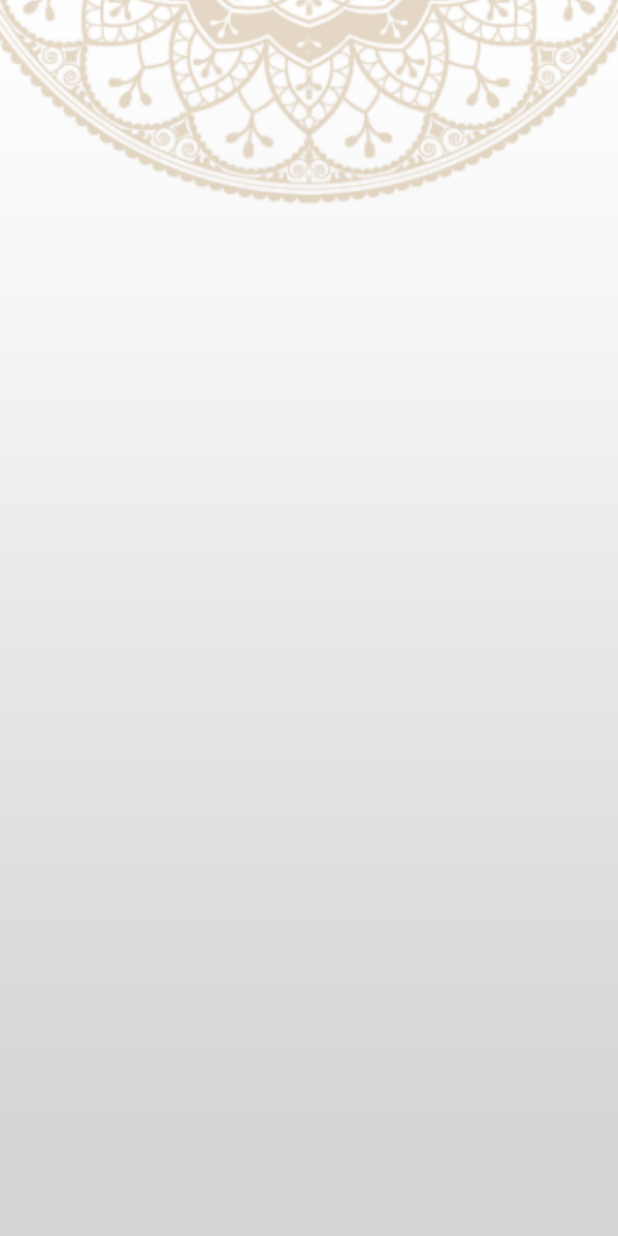
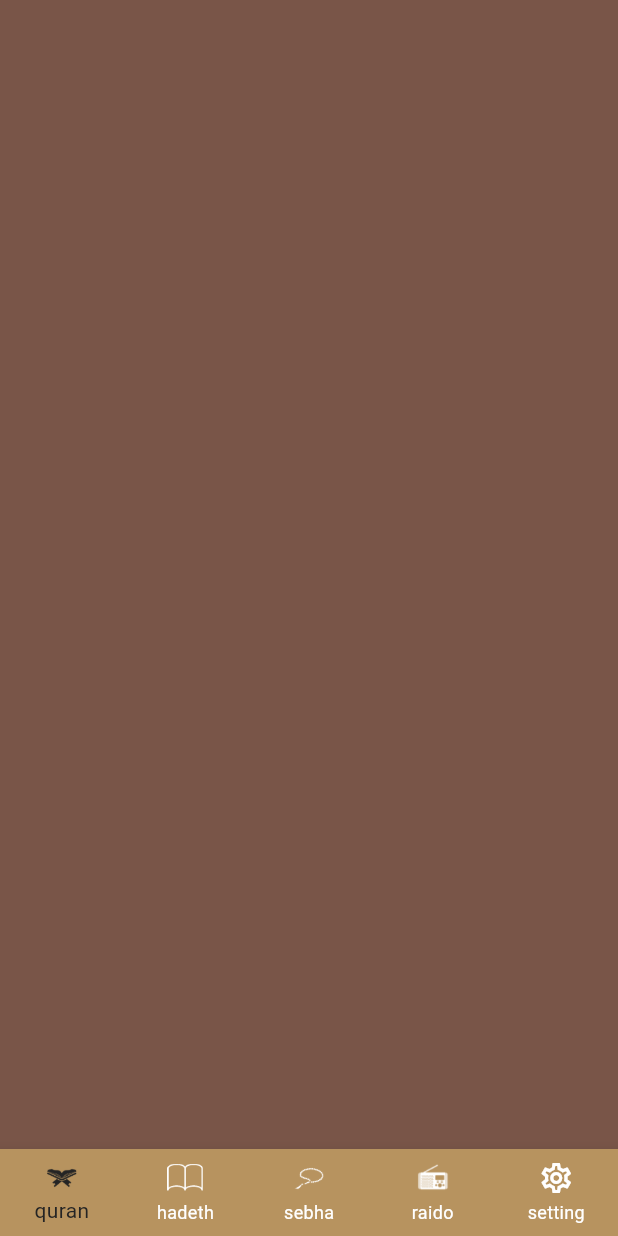
Before and after one commit to michael-3mad87/islami_app, a Flutter app: the screen it shows after launch, on a phone screen of 412 x 824 dp. Run offline on Flutter 3.47's test engine with Material 3 defaults, Android fonts, the phone set to English and light mode, and no system bars.

Commit message:
Handel Switching between taps

```diff
--- a/lib/app_them.dart
+++ b/lib/app_them.dart
@@ -13,6 +13,7 @@ class AppThem {
       backgroundColor: lightPrimary ,
       selectedItemColor: black ,
       type: BottomNavigationBarType.fixed ,
+      unselectedItemColor: white ,
     )
 
   );
--- a/lib/home_screen.dart
+++ b/lib/home_screen.dart
@@ -1,4 +1,9 @@
 import 'package:flutter/material.dart';
+import 'package:islami_app/taps/hadeth/hadeth_tab.dart';
+import 'package:islami_app/taps/quran/quran_tab.dart';
+import 'package:islami_app/taps/radio/radio_tab.dart';
+import 'package:islami_app/taps/sebha/sebha_tab.dart';
+import 'package:islami_app/taps/setting/setting_tab.dart';
 
 class HomeScreen extends StatefulWidget {
   static const String routeName = "/homeScreen";
@@ -9,16 +14,55 @@ class HomeScreen extends StatefulWidget {
 }
 
 class _HomeScreenState extends State<HomeScreen> {
+  int currentIndex = 0;
+  List <Widget> tabs = [
+    QuranTabs() ,
+    HadethTabs() ,
+    SebhaTabs(),
+    RadioTabs() ,
+    SettingTabs() ,
+  ];
   @override
   Widget build(BuildContext context) {
-    return Scaffold(
-      body: Container(
-        decoration: BoxDecoration(
-          image: DecorationImage(
-            image: AssetImage("assets/images/default_bg.png"),
-            fit: BoxFit.cover,
-          ),
+    return Container(
+      decoration: BoxDecoration(
+        image: DecorationImage(
+          image: AssetImage("assets/images/default_bg.png"),
+          fit: BoxFit.cover,
         ),
+      ),
+      child: Scaffold(
+        body: tabs[currentIndex],
+        bottomNavigationBar: BottomNavigationBar(
+            onTap: (value) {
+              currentIndex = value;
+              setState(() {});
+            },
+            currentIndex: currentIndex,
+            items: [
+              BottomNavigationBarItem(
+                  icon: ImageIcon(
+                    AssetImage("assets/images/icon_quran.png"),
+                  ),
+                  label: "quran"),
+              BottomNavigationBarItem(
+                  icon: ImageIcon(
+                    AssetImage("assets/images/icon_hadeth.png"),
+                  ),
+                  label: "hadeth"),
+              BottomNavigationBarItem(
+                  icon: ImageIcon(
+                    AssetImage("assets/images/icon_sebha.png"),
+                  ),
+                  label: "sebha"),
+              BottomNavigationBarItem(
+                  icon: ImageIcon(
+                    AssetImage("assets/images/icon_radio.png"),
+                  ),
+                  label: "raido"),
+              BottomNavigationBarItem(
+                  icon: Icon(Icons.settings_outlined), label: "setting"),
+            ]),
       ),
     );
   }
--- a/lib/main.dart
+++ b/lib/main.dart
@@ -1,6 +1,10 @@
 import 'package:flutter/material.dart';
 import 'package:islami_app/app_them.dart';
 import 'package:islami_app/home_screen.dart';
+import 'package:islami_app/taps/hadeth/hadeth_tab.dart';
+import 'package:islami_app/taps/radio/radio_tab.dart';
+import 'package:islami_app/taps/sebha/sebha_tab.dart';
+import 'package:islami_app/taps/setting/setting_tab.dart';
 
 void main() {
   runApp(const MyApp());
@@ -15,6 +19,11 @@ class MyApp extends StatelessWidget {
       debugShowCheckedModeBanner: false,
       routes: {
         HomeScreen.routeName:(context) => HomeScreen() ,
+        SebhaTabs.routeName :(context) => SebhaTabs() ,
+        RadioTabs.routeName :(context) => RadioTabs() ,
+        HadethTabs.routeName:(context) => HadethTabs() ,
+        SettingTabs.routeName:(context) => SettingTabs() ,
+
       },
       initialRoute: HomeScreen.routeName,
       theme:AppThem.lightThem ,
--- a/lib/taps/quran/quran_tab.dart
+++ b/lib/taps/quran/quran_tab.dart
@@ -0,0 +1,12 @@
+import 'package:flutter/material.dart';
+
+class QuranTabs extends StatelessWidget {
+    static const String routeName = "/QuranTab";
+  const QuranTabs({super.key});
+
+  @override
+  Widget build(BuildContext context) {
+    return  Scaffold(
+      backgroundColor: Colors.brown, );
+  }
+}
```
Also changed, not shown: lib/taps/hadeth/hadeth_tab.dart (+13 -0 lines), lib/taps/radio/radio_tab.dart (+11 -0 lines), lib/taps/sebha/sebha_tab.dart (+11 -0 lines), lib/taps/setting/setting_tab.dart (+11 -0 lines).
